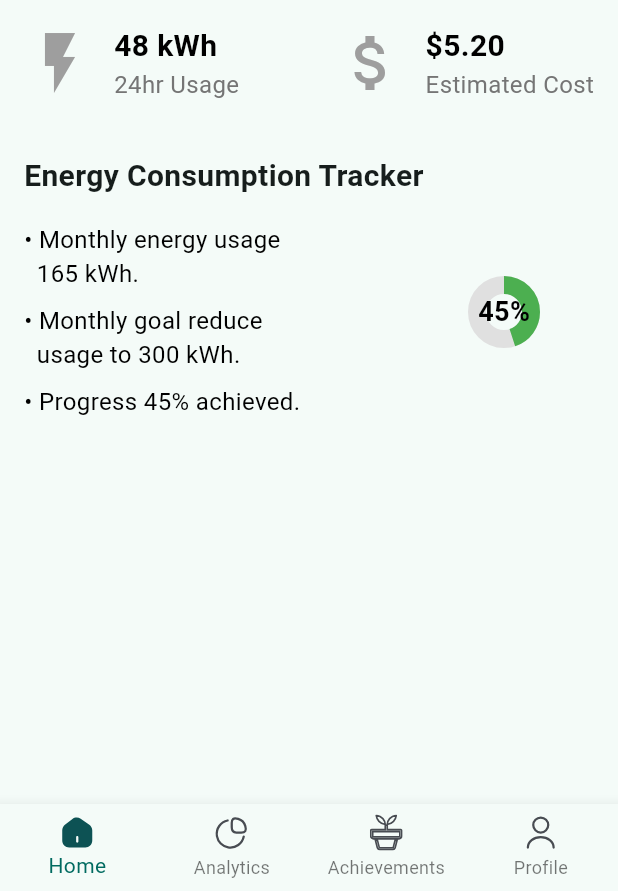
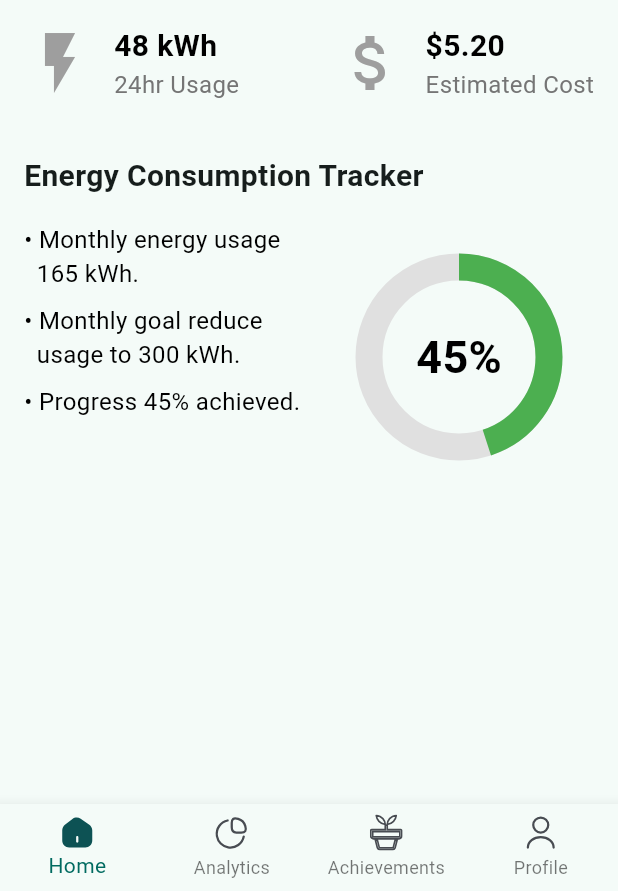
Before and after one commit to ali9issa99/Powerdown-Frontend, a Flutter app: the OverviewScreen screen opened directly with empty values, on a phone screen of 412 x 824 dp, the part 345-1236 px from its top. Run offline on Flutter 3.47's test engine with Material 3 defaults, Android fonts, the phone set to English and light mode, and no system bars; our stand-ins replace fl_chart, flutter_svg.

Commit message:
styled the circular progress bar

```diff
--- a/lib/Screens/overviewScreen.dart
+++ b/lib/Screens/overviewScreen.dart
@@ -153,25 +153,38 @@ class OverviewScreen extends StatelessWidget {
   }
 
   // Customizable Circular Progress Indicator
+
 Widget _buildCircularProgress(double progress) {
-    return Container(
-      width: 120, // Increased circular progress size
-      height: 120,
+  return SizedBox(
+    width: 180,  // Adjusted width for the circle
+    height: 180, // Adjusted height for the circle
     child: Stack(
       alignment: Alignment.center,
       children: [
-          CircularProgressIndicator(
+        SizedBox(
+          width: 120, // Make the inner circle slightly smaller
+          height: 120, // Inner circle height
+          child: CircularProgressIndicator(
             value: progress,
-            strokeWidth: 12, // Thicker stroke width
+            strokeWidth: 18, // Adjust this to control thickness
             backgroundColor: Colors.grey[300],
-            valueColor: AlwaysStoppedAnimation<Color>(Colors.green), // Progress color
+            valueColor: AlwaysStoppedAnimation<Color>(Colors.green),
           ),
+        ),
+        Positioned(
+          child: Column(
+            mainAxisAlignment: MainAxisAlignment.center,
+            children: [
               Text(
                 '${(progress * 100).toInt()}%',
                 style: TextStyle(
-              fontSize: 18, // Increased percentage text size
+                  fontSize: 30, // Increased font size
                   fontWeight: FontWeight.bold,
                   color: Colors.black,
+                ),
+              ),
+
+            ],
           ),
         ),
       ],
```
Lines whose indentation alone changed are shown as unchanged.
